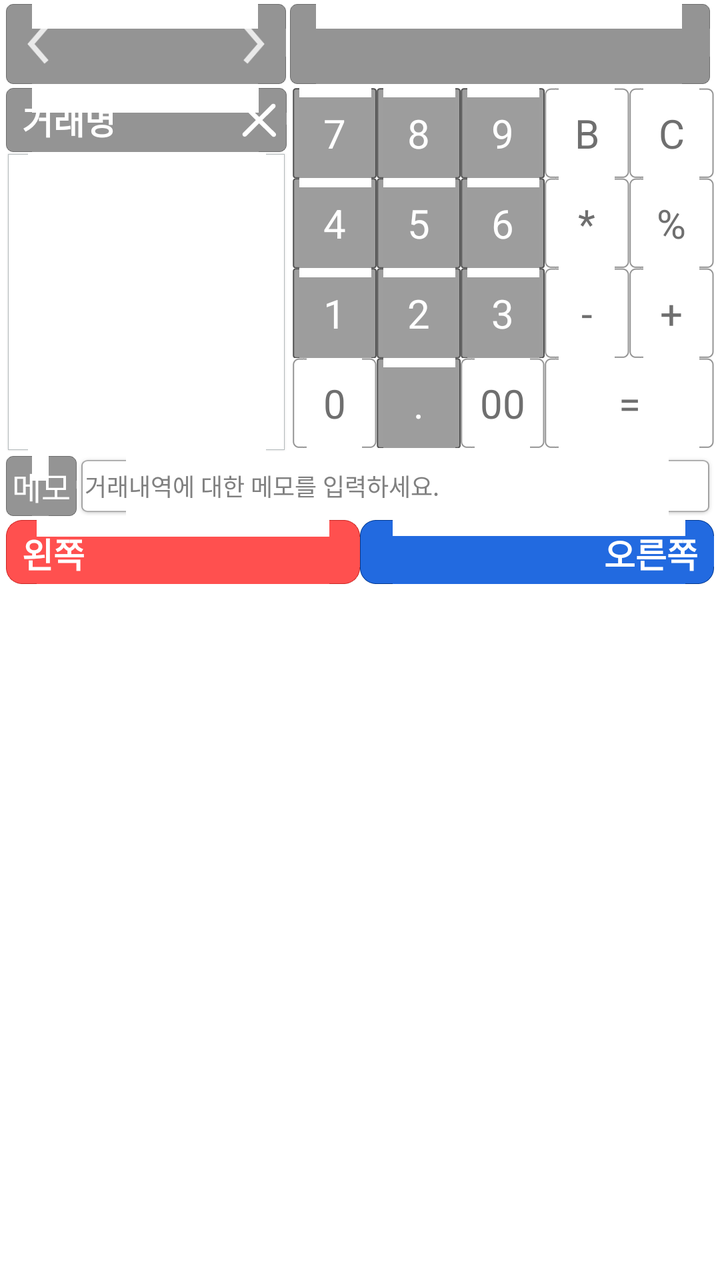
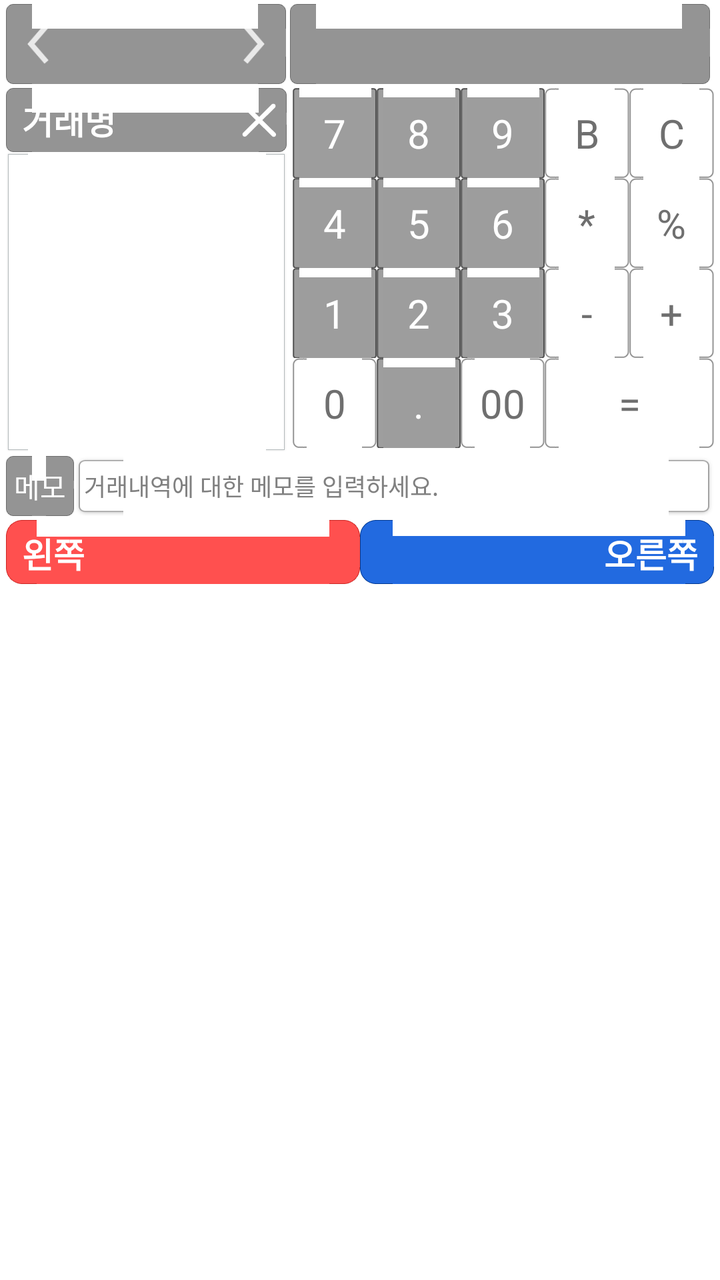

An Android layout rendered at two revisions. The XML below is the earlier revision; the diff shows what the commit changed to produce the second picture.
<!-- AndroidManifest.xml: application theme AppTheme -->
<!-- res/layout/fragment_transaction_insert_tab.xml -->
<?xml version="1.0" encoding="utf-8"?>
<LinearLayout xmlns:android="http://schemas.android.com/apk/res/android"
    android:layout_width="match_parent"
    android:layout_height="match_parent"
    android:orientation="vertical"
    android:paddingBottom="1dp"
    android:paddingLeft="3dp"
    android:paddingRight="3dp" >

    <ScrollView
        android:layout_width="match_parent"
        android:layout_height="wrap_content" >

        <LinearLayout
            android:layout_width="match_parent"
            android:layout_height="wrap_content"
            android:orientation="vertical" >

            <LinearLayout
                android:layout_width="match_parent"
                android:layout_height="wrap_content"
                android:layout_marginTop="2dp"
                android:orientation="horizontal"
                android:weightSum="1" >

                <RelativeLayout
                    android:layout_width="0dp"
                    android:layout_height="40dp"
                    android:layout_gravity="center"
                    android:layout_weight="0.4"
                    android:background="@drawable/input_box_dark"
                    android:gravity="center" >

                    <ImageView
                        android:id="@+id/insert_yesterday"
                        android:layout_width="wrap_content"
                        android:layout_height="match_parent"
                        android:layout_alignParentLeft="true"
                        android:layout_centerVertical="true"
                        android:layout_gravity="center"
                        android:contentDescription="@string/na"
                        android:gravity="center"
                        android:paddingBottom="5dp"
                        android:paddingTop="5dp"
                        android:src="@drawable/ic_action_previous_item" />

                    <ImageView
                        android:id="@+id/insert_tomorrow"
                        android:layout_width="wrap_content"
                        android:layout_height="match_parent"
                        android:layout_alignParentRight="true"
                        android:layout_centerVertical="true"
                        android:layout_gravity="center"
                        android:contentDescription="@string/na"
                        android:gravity="center"
                        android:paddingBottom="5dp"
                        android:paddingTop="5dp"
                        android:src="@drawable/ic_action_next_item" />

                    <TextView
                        android:id="@+id/insert_date"
                        android:layout_width="match_parent"
                        android:layout_height="match_parent"
                        android:layout_centerHorizontal="true"
                        android:layout_centerVertical="true"
                        android:layout_gravity="center"
                        android:layout_toLeftOf="@id/insert_tomorrow"
                        android:layout_toRightOf="@id/insert_yesterday"
                        android:gravity="center"
                        android:textColor="@color/text_white"
                        android:textSize="15sp" />
                </RelativeLayout>

                <TextView
                    android:id="@+id/insert_amount"
                    android:layout_width="0dp"
                    android:layout_height="40dp"
                    android:layout_gravity="right|center_vertical"
                    android:layout_marginLeft="2dp"
                    android:layout_marginRight="2dp"
                    android:layout_weight="0.6"
                    android:background="@drawable/input_box_dark"
                    android:gravity="right|center_vertical"
                    android:lines="1"
                    android:paddingLeft="8dp"
                    android:paddingRight="8dp"
                    android:textColor="@color/text_white"
                    android:textScaleX="0.9"
                    android:textSize="23sp"
                    android:textStyle="bold" />
            </LinearLayout>

            <LinearLayout
                android:layout_width="match_parent"
                android:layout_height="wrap_content"
                android:layout_marginTop="2dp"
                android:baselineAligned="false"
                android:orientation="horizontal"
                android:weightSum="1" >

                <LinearLayout
                    android:layout_width="0dp"
                    android:layout_height="wrap_content"
                    android:layout_weight="0.4"
                    android:orientation="vertical" >

                    <FrameLayout
                        android:layout_width="fill_parent"
                        android:layout_height="wrap_content"
                        android:layout_gravity="center" >

                        <EditText
                            android:id="@+id/insert_entry_title"
                            android:layout_width="fill_parent"
                            android:layout_height="32dp"
                            android:layout_gravity="left|center_vertical"
                            android:background="@drawable/input_box_dark"
                            android:gravity="left|center_vertical"
                            android:hint="@string/insert_item_title"
                            android:inputType="text"
                            android:paddingLeft="8dp"
                            android:textColor="@color/text_light_blue"
                            android:textColorHint="@color/text_white"
                            android:textSize="17sp"
                            android:textStyle="bold" />

                        <ImageView
                            android:id="@+id/insert_title_clear"
                            android:layout_width="wrap_content"
                            android:layout_height="wrap_content"
                            android:layout_gravity="right|center_vertical"
                            android:contentDescription="@string/na"
                            android:src="@drawable/close" />
                    </FrameLayout>

                    <ListView
                        android:id="@+id/insert_frequent_items"
                        android:layout_width="fill_parent"
                        android:layout_height="150dp"
                        android:background="@drawable/input_box_rect"
                        android:padding="2dp" />
                </LinearLayout>

                <LinearLayout
                    android:layout_width="0dp"
                    android:layout_height="wrap_content"
                    android:layout_marginLeft="3dp"
                    android:layout_weight="0.6"
                    android:orientation="vertical" >

                    <TableLayout
                        android:layout_width="match_parent"
                        android:layout_height="match_parent"
                        android:layout_gravity="center"
                        android:gravity="center"
                        android:stretchColumns="1" >

                        <TableRow>

                            <TextView
                                android:id="@+id/insert_pad_7"
                                android:layout_width="0dp"
                                android:layout_height="@dimen/calc_btn_height"
                                android:layout_gravity="center"
                                android:layout_weight="1"
                                android:background="@drawable/gray_box"
                                android:gravity="center"
                                android:padding="3dp"
                                android:text="@string/pad_7"
                                android:textColor="@color/calc_number_btn"
                                android:textSize="20sp" />

                            <TextView
                                android:id="@+id/insert_pad_8"
                                android:layout_width="0dp"
                                android:layout_height="@dimen/calc_btn_height"
                                android:layout_gravity="center"
                                android:layout_weight="1"
                                android:background="@drawable/gray_box"
                                android:gravity="center"
                                android:padding="3dp"
                                android:text="@string/pad_8"
                                android:textColor="@color/calc_number_btn"
                                android:textSize="20sp" />

                            <TextView
                                android:id="@+id/insert_pad_9"
                                android:layout_width="0dp"
                                android:layout_height="@dimen/calc_btn_height"
                                android:layout_gravity="center"
                                android:layout_weight="1"
                                android:background="@drawable/gray_box"
                                android:gravity="center"
                                android:padding="3dp"
                                android:text="@string/pad_9"
                                android:textColor="@color/calc_number_btn"
                                android:textSize="20sp" />

                            <TextView
                                android:id="@+id/insert_pad_back"
                                android:layout_width="0dp"
                                android:layout_height="@dimen/calc_btn_height"
                                android:layout_gravity="center"
                                android:layout_weight="1"
                                android:background="@drawable/white_box"
                                android:gravity="center"
                                android:padding="3dp"
                                android:text="@string/pad_back"
                                android:textColor="@color/calc_func_btn"
                                android:textSize="20sp" />

                            <TextView
                                android:id="@+id/insert_pad_clear"
                                android:layout_width="0dp"
                                android:layout_height="@dimen/calc_btn_height"
                                android:layout_gravity="center"
                                android:layout_weight="1"
                                android:background="@drawable/white_box"
                                android:gravity="center"
                                android:padding="3dp"
                                android:text="@string/pad_clear"
                                android:textColor="@color/calc_func_btn"
                                android:textSize="20sp" />
                        </TableRow>

                        <TableRow>

                            <TextView
                                android:id="@+id/insert_pad_4"
                                android:layout_width="0dp"
                                android:layout_height="@dimen/calc_btn_height"
                                android:layout_gravity="center"
                                android:layout_weight="1"
                                android:background="@drawable/gray_box"
                                android:gravity="center"
                                android:padding="3dp"
                                android:text="@string/pad_4"
                                android:textColor="@color/calc_number_btn"
                                android:textSize="20sp" />

                            <TextView
                                android:id="@+id/insert_pad_5"
                                android:layout_width="0dp"
                                android:layout_height="@dimen/calc_btn_height"
                                android:layout_gravity="center"
                                android:layout_weight="1"
                                android:background="@drawable/gray_box"
                                android:gravity="center"
                                android:padding="3dp"
                                android:text="@string/pad_5"
                                android:textColor="@color/calc_number_btn"
                                android:textSize="20sp" />

                            <TextView
                                android:id="@+id/insert_pad_6"
                                android:layout_width="0dp"
                                android:layout_height="@dimen/calc_btn_height"
                                android:layout_gravity="center"
                                android:layout_weight="1"
                                android:background="@drawable/gray_box"
                                android:gravity="center"
                                android:padding="3dp"
                                android:text="@string/pad_6"
                                android:textColor="@color/calc_number_btn"
                                android:textSize="20sp" />

                            <TextView
                                android:id="@+id/insert_pad_multiply"
                                android:layout_width="0dp"
                                android:layout_height="@dimen/calc_btn_height"
                                android:layout_gravity="center"
                                android:layout_weight="1"
                                android:background="@drawable/white_box"
                                android:gravity="center"
                                android:padding="3dp"
                                android:text="@string/pad_multiply"
                                android:textColor="@color/calc_func_btn"
                                android:textSize="20sp" />

                            <TextView
                                android:id="@+id/insert_pad_divide"
                                android:layout_width="0dp"
                                android:layout_height="@dimen/calc_btn_height"
                                android:layout_gravity="center"
                                android:layout_weight="1"
                                android:background="@drawable/white_box"
                                android:gravity="center"
                                android:padding="3dp"
                                android:text="@string/pad_divide"
                                android:textColor="@color/calc_func_btn"
                                android:textSize="20sp" />
                        </TableRow>

                        <TableRow>

                            <TextView
                                android:id="@+id/insert_pad_1"
                                android:layout_width="0dp"
                                android:layout_height="@dimen/calc_btn_height"
                                android:layout_gravity="center"
                                android:layout_weight="1"
                                android:background="@drawable/gray_box"
                                android:gravity="center"
                                android:padding="3dp"
                                android:text="@string/pad_1"
                                android:textColor="@color/calc_number_btn"
                                android:textSize="20sp" />

                            <TextView
                                android:id="@+id/insert_pad_2"
                                android:layout_width="0dp"
                                android:layout_height="@dimen/calc_btn_height"
                                android:layout_gravity="center"
                                android:layout_weight="1"
                                android:background="@drawable/gray_box"
                                android:gravity="center"
                                android:padding="3dp"
                                android:text="@string/pad_2"
                                android:textColor="@color/calc_number_btn"
                                android:textSize="20sp" />

                            <TextView
                                android:id="@+id/insert_pad_3"
                                android:layout_width="0dp"
                                android:layout_height="@dimen/calc_btn_height"
                                android:layout_gravity="center"
                                android:layout_weight="1"
                                android:background="@drawable/gray_box"
                                android:gravity="center"
                                android:padding="3dp"
                                android:text="@string/pad_3"
                                android:textColor="@color/calc_number_btn"
                                android:textSize="20sp" />

                            <TextView
                                android:id="@+id/insert_pad_minus"
                                android:layout_width="0dp"
                                android:layout_height="@dimen/calc_btn_height"
                                android:layout_gravity="center"
                                android:layout_weight="1"
                                android:background="@drawable/white_box"
                                android:gravity="center"
                                android:padding="3dp"
                                android:text="@string/pad_minus"
                                android:textColor="@color/calc_func_btn"
                                android:textSize="20sp" />

                            <TextView
                                android:id="@+id/insert_pad_plus"
                                android:layout_width="0dp"
                                android:layout_height="@dimen/calc_btn_height"
                                android:layout_gravity="center"
                                android:layout_weight="1"
                                android:background="@drawable/white_box"
                                android:gravity="center"
                                android:padding="3dp"
                                android:text="@string/pad_plus"
                                android:textColor="@color/calc_func_btn"
                                android:textSize="20sp" />
                        </TableRow>

                        <TableRow>

                            <TextView
                                android:id="@+id/insert_pad_10"
                                android:layout_width="0dp"
                                android:layout_height="@dimen/calc_btn_height"
                                android:layout_gravity="center"
                                android:layout_weight="1"
                                android:background="@drawable/white_box"
                                android:gravity="center"
                                android:padding="3dp"
                                android:text="@string/pad_10"
                                android:textColor="@color/calc_func_btn"
                                android:textSize="20sp" />

                            <TextView
                                android:id="@+id/insert_pad_point"
                                android:layout_width="0dp"
                                android:layout_height="@dimen/calc_btn_height"
                                android:layout_gravity="center"
                                android:layout_weight="1"
                                android:background="@drawable/gray_box"
                                android:gravity="center"
                                android:padding="3dp"
                                android:text="@string/pad_point"
                                android:textColor="@color/calc_number_btn"
                                android:textSize="20sp" />

                            <TextView
                                android:id="@+id/insert_pad_100"
                                android:layout_width="0dp"
                                android:layout_height="@dimen/calc_btn_height"
                                android:layout_gravity="center"
                                android:layout_weight="1"
                                android:background="@drawable/white_box"
                                android:gravity="center"
                                android:padding="3dp"
                                android:text="@string/pad_100"
                                android:textColor="@color/calc_func_btn"
                                android:textSize="20sp" />

                            <TextView
                                android:id="@+id/insert_pad_eq"
                                android:layout_width="0dp"
                                android:layout_height="@dimen/calc_btn_height"
                                android:layout_gravity="center"
                                android:layout_span="1"
                                android:layout_weight="2"
                                android:background="@drawable/white_box"
                                android:gravity="center"
                                android:padding="3dp"
                                android:text="@string/pad_eq"
                                android:textColor="@color/calc_func_btn"
                                android:textSize="20sp" />
                        </TableRow>
                    </TableLayout>
                </LinearLayout>
            </LinearLayout>

            <LinearLayout
                android:layout_width="match_parent"
                android:layout_height="wrap_content"
                android:orientation="horizontal"
                android:paddingTop="2dp" >

                <TextView
                    android:layout_width="wrap_content"
                    android:layout_height="30dp"
                    android:layout_gravity="center"
                    android:background="@drawable/input_box_dark"
                    android:gravity="center"
                    android:paddingLeft="3dp"
                    android:paddingRight="3dp"
                    android:text="@string/title_memo"
                    android:textColor="@color/text_white"
                    android:textSize="16sp" />

                <EditText
                    android:id="@+id/insert_memo"
                    android:layout_width="fill_parent"
                    android:layout_height="30dp"
                    android:background="@drawable/input_box_round_2"
                    android:hint="@string/description_memo"
                    android:lines="1"
                    android:maxLength="40"
                    android:maxLines="1"
                    android:paddingLeft="4dp"
                    android:paddingRight="4dp"
                    android:textSize="12sp" />
            </LinearLayout>
        </LinearLayout>
    </ScrollView>

    <LinearLayout
        android:layout_width="match_parent"
        android:layout_height="match_parent"
        android:layout_marginBottom="5dp"
        android:layout_marginTop="2dp"
        android:orientation="vertical"
        android:weightSum="1" >

        <LinearLayout
            android:layout_width="match_parent"
            android:layout_height="0dp"
            android:layout_marginBottom="5dp"
            android:layout_weight="0.87"
            android:baselineAligned="false"
            android:orientation="horizontal"
            android:weightSum="1" >

            <LinearLayout
                android:layout_width="wrap_content"
                android:layout_height="wrap_content"
                android:layout_gravity="top|center_horizontal"
                android:layout_weight="0.5"
                android:gravity="top|center_horizontal"
                android:orientation="vertical" >

                <TextView
                    android:id="@+id/insert_category_left_title"
                    android:layout_width="match_parent"
                    android:layout_height="32dp"
                    android:background="@drawable/input_color_box_9"
                    android:gravity="left|center_vertical"
                    android:maxLines="1"
                    android:paddingBottom="4dp"
                    android:paddingLeft="8dp"
                    android:paddingTop="4dp"
                    android:text="@string/insert_left_accounts"
                    android:textColor="@color/text_white"
                    android:textSize="17sp"
                    android:textStyle="bold" />

                <ExpandableListView
                    android:id="@+id/insert_category_left"
                    android:layout_width="match_parent"
                    android:layout_height="wrap_content"
                    android:layout_marginTop="3dp"
                    android:background="@drawable/input_box_rect"
                    android:textSize="20sp" />
            </LinearLayout>

            <LinearLayout
                android:layout_width="wrap_content"
                android:layout_height="wrap_content"
                android:layout_gravity="top|center_horizontal"
                android:layout_weight="0.5"
                android:gravity="top|center_horizontal"
                android:orientation="vertical" >

                <TextView
                    android:id="@+id/insert_category_right_title"
                    android:layout_width="match_parent"
                    android:layout_height="32dp"
                    android:background="@drawable/input_color_box_3"
                    android:gravity="right|center_vertical"
                    android:maxLines="1"
                    android:paddingBottom="4dp"
                    android:paddingRight="8dp"
                    android:paddingTop="4dp"
                    android:text="@string/insert_right_accounts"
                    android:textColor="@color/text_white"
                    android:textSize="17sp"
                    android:textStyle="bold" />

                <ExpandableListView
                    android:id="@+id/insert_category_right"
                    android:layout_width="match_parent"
                    android:layout_height="wrap_content"
                    android:layout_marginTop="3dp"
                    android:background="@drawable/input_box_rect"
                    android:textSize="20sp" />
            </LinearLayout>
        </LinearLayout>

        <TextView
            android:id="@+id/btn_submit"
            android:layout_width="match_parent"
            android:layout_height="0dp"
            android:layout_weight="0.13"
            android:gravity="center"
            android:text="@string/mode_entry_insert"
            android:textColor="@color/text_white"
            android:textSize="14sp"
            android:textStyle="bold" />
    </LinearLayout>

</LinearLayout>
<!-- resources referenced by this layout -->
<resources>
  <color name="text_light_blue">#43BEEB</color>
  <color name="text_white">#FFFFFF</color>
  <dimen name="calc_btn_height">45dp</dimen>
  <!-- drawable close: png bitmap (drawable-xxhdpi, 3419 bytes) -->
  <!-- drawable gray_box: png bitmap (drawable-xxhdpi, 3073 bytes) -->
  <!-- drawable ic_action_next_item: png bitmap (drawable-hdpi, 404 bytes) -->
  <!-- drawable ic_action_previous_item: png bitmap (drawable-hdpi, 515 bytes) -->
  <!-- drawable input_box_dark: png bitmap (drawable-xxhdpi, 1402 bytes) -->
  <!-- drawable input_box_rect: png bitmap (drawable-xxhdpi, 3099 bytes) -->
  <!-- drawable input_box_round_2: png bitmap (drawable-xxhdpi, 4422 bytes) -->
  <!-- drawable input_color_box_3: png bitmap (drawable-xxhdpi, 4025 bytes) -->
  <!-- drawable input_color_box_9: png bitmap (drawable-xxhdpi, 4063 bytes) -->
  <!-- drawable white_box: png bitmap (drawable-xxhdpi, 1377 bytes) -->
  <string name="description_memo">거래내역에 대한 메모를 입력하세요.</string>
  <string name="insert_item_title">거래명</string>
  <string name="insert_left_accounts">왼쪽</string>
  <string name="insert_right_accounts">오른쪽</string>
  <string name="mode_entry_insert">거래 입력</string>
  <string name="na" />
  <string name="pad_1">1</string>
  <string name="pad_10">0</string>
  <string name="pad_100">00</string>
  <string name="pad_2">2</string>
  <string name="pad_3">3</string>
  <string name="pad_4">4</string>
  <string name="pad_5">5</string>
  <string name="pad_6">6</string>
  <string name="pad_7">7</string>
  <string name="pad_8">8</string>
  <string name="pad_9">9</string>
  <string name="pad_back">B</string>
  <string name="pad_clear">C</string>
  <string name="pad_divide">%</string>
  <string name="pad_eq">=</string>
  <string name="pad_minus">-</string>
  <string name="pad_multiply">*</string>
  <string name="pad_plus">+</string>
  <string name="pad_point">.</string>
  <string name="title_memo">메모</string>
  <style name="AppTheme" parent="AppBaseTheme">
          <item name="android:actionBarSize">40dp</item>
          
      </style>
  <style name="AppBaseTheme" parent="android:Theme.Light">
          
      </style>
</resources>

<!-- the commit's change to res/layout/fragment_transaction_insert_tab.xml (unified diff, before → after) -->
@@ -430,11 +430,11 @@
                     android:layout_gravity="center"
                     android:background="@drawable/input_box_dark"
                     android:gravity="center"
-                    android:paddingLeft="3dp"
-                    android:paddingRight="3dp"
+                    android:paddingLeft="4dp"
+                    android:paddingRight="4dp"
                     android:text="@string/title_memo"
                     android:textColor="@color/text_white"
-                    android:textSize="16sp" />
+                    android:textSize="14sp" />
 
                 <EditText
                     android:id="@+id/insert_memo"
@@ -445,8 +445,8 @@
                     android:lines="1"
                     android:maxLength="40"
                     android:maxLines="1"
-                    android:paddingLeft="4dp"
-                    android:paddingRight="4dp"
+                    android:paddingLeft="5dp"
+                    android:paddingRight="5dp"
                     android:textSize="12sp" />
             </LinearLayout>
         </LinearLayout>
